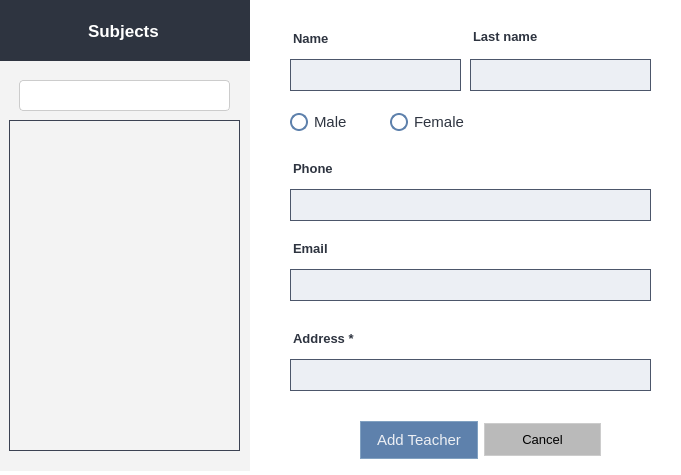
Old version of the form School_System/ui/AddTeacherDialog.ui in the repository KasperJack/School-Management-System.
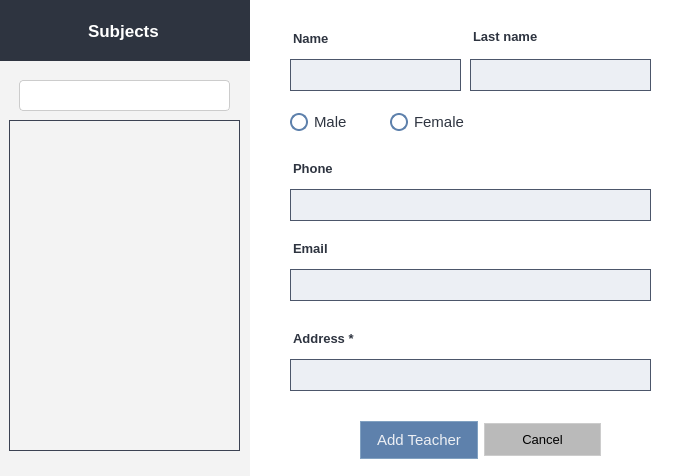
New version of the form.

Diff of the .ui file:
```diff
--- a/School_System/ui/AddTeacherDialog.ui
+++ b/School_System/ui/AddTeacherDialog.ui
@@ -7,7 +7,7 @@
     <x>0</x>
     <y>0</y>
     <width>681</width>
-    <height>475</height>
+    <height>476</height>
    </rect>
   </property>
   <property name="windowTitle">
@@ -688,7 +688,7 @@
      <x>-1</x>
      <y>0</y>
      <width>251</width>
-     <height>471</height>
+     <height>481</height>
     </rect>
    </property>
    <property name="styleSheet">
```
